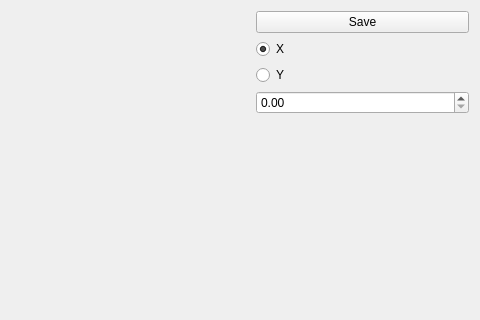
The window that cut_widget.ui (Confucij/corodtest) describes before a commit, drawn with Qt 5; both pictures show x 161 to 641 and y 0 to 320 of the 641 by 466 pixel window.
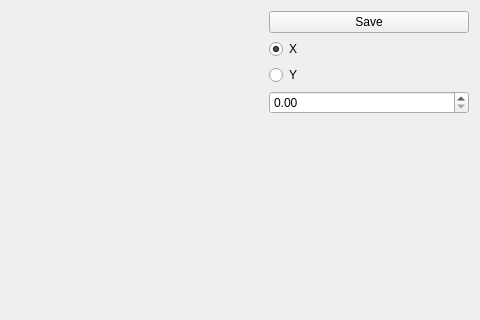
The same window after the commit.

Patch:
```diff
--- a/cut_widget.ui
+++ b/cut_widget.ui
@@ -33,6 +33,12 @@
       <layout class="QVBoxLayout" name="verticalLayout_2">
        <item>
         <widget class="QPushButton" name="pushButton">
+         <property name="maximumSize">
+          <size>
+           <width>200</width>
+           <height>25</height>
+          </size>
+         </property>
          <property name="text">
           <string>Save</string>
          </property>
@@ -42,6 +48,12 @@
         <layout class="QVBoxLayout" name="verticalLayout">
          <item>
           <widget class="QRadioButton" name="x_rButton">
+           <property name="maximumSize">
+            <size>
+             <width>200</width>
+             <height>16777215</height>
+            </size>
+           </property>
            <property name="text">
             <string>X</string>
            </property>
@@ -52,6 +64,12 @@
          </item>
          <item>
           <widget class="QRadioButton" name="y_rButton">
+           <property name="maximumSize">
+            <size>
+             <width>200</width>
+             <height>16777215</height>
+            </size>
+           </property>
            <property name="text">
             <string>Y</string>
            </property>
@@ -62,7 +80,14 @@
       </layout>
      </item>
      <item>
-      <widget class="QDoubleSpinBox" name="pos_Box"/>
+      <widget class="QDoubleSpinBox" name="pos_Box">
+       <property name="maximumSize">
+        <size>
+         <width>200</width>
+         <height>25</height>
+        </size>
+       </property>
+      </widget>
      </item>
      <item>
       <spacer name="verticalSpacer">
```
